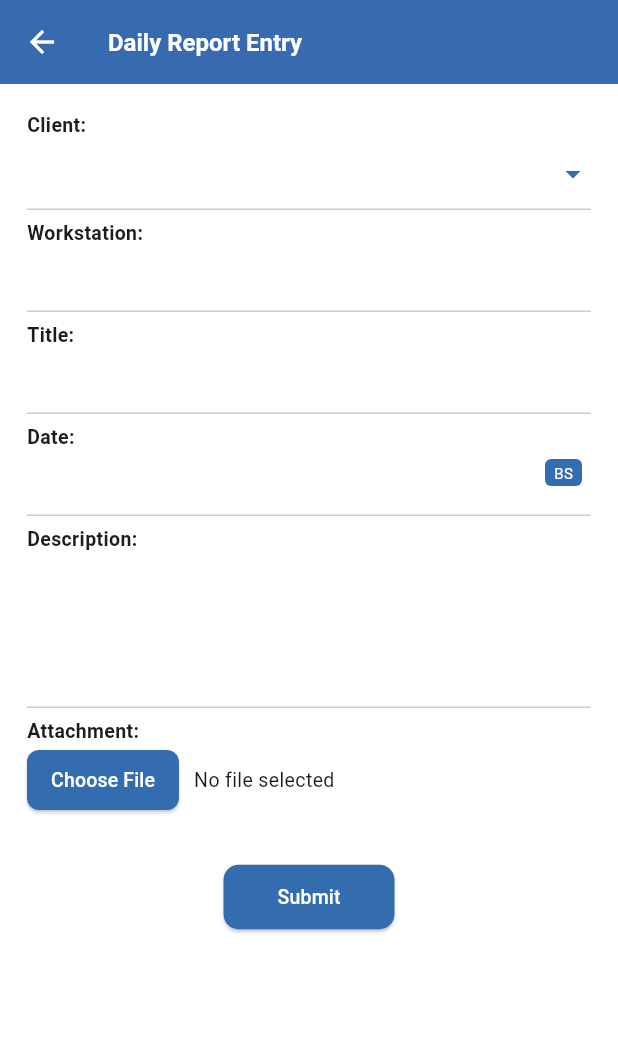
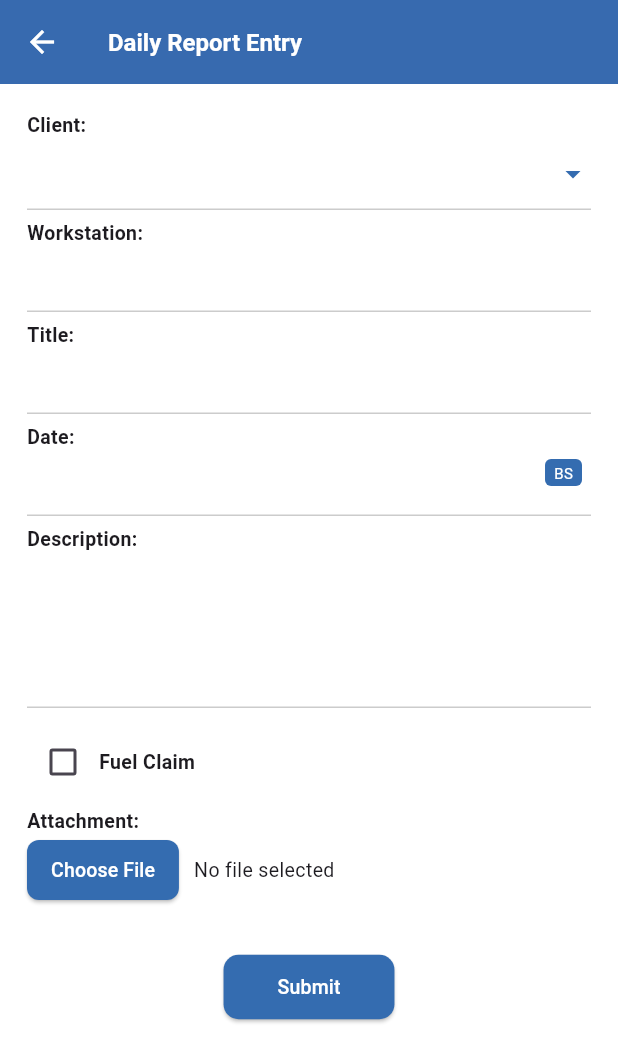
Before and after one commit to Srijana98/finalssss_HRIS_App, a Flutter app: the DailyReportEntryPage screen opened directly, on a phone screen of 412 x 824 dp. Shown: the top 1062 px of the screen. Run offline on Flutter 3.47's test engine with Material 3 defaults, Android fonts, the phone set to English and light mode, and no system bars; our stand-ins replace connectivity_plus, device_info_plus, dropdown_search, file_picker, flutter_map, geocoding and 5 more; missing offline and left inert: nepali_date_picker; accounts and stored records are empty; network calls fail.

Commit message:
Updated code of HRMS

```diff
--- a/lib/attendancerequestpage.dart
+++ b/lib/attendancerequestpage.dart
@@ -66,12 +66,12 @@ class _AttendanceHistoryPageState extends State<AttendanceHistoryPage> {
   DateTime? _toDate;
 
   bool isLoading = false;
-String? error;
+  String? error;
 
 Map<String, List<AttendanceHistoryModel>> historyData = {
   'Pending': [],
   'Approved': [],
-  'Cancel': [],
+   'Cancel': [],
 };
 
 
@@ -146,7 +146,7 @@ Future<void> fetchAttendanceHistory() async {
       Map<String, List<AttendanceHistoryModel>> parsed = {
         'Pending': [],
         'Approved': [],
-        'Cancel': [],
+         'Cancel':[],
       };
 
       if (statusWiseHistory is Map) {
@@ -541,7 +541,8 @@ Widget _buildList(String tab) {
                                     ),
                                     child: Row(
                                       children: [
-                                        const Icon(Icons.calendar_today,
+                                       // const Icon(Icons.calendar_today,
+                                         const Icon(Icons.date_range,
                                             color: Color(0xFF346CB0)),
                                         const SizedBox(width: 8),
                                         Text(
--- a/lib/dailyreportentry.dart
+++ b/lib/dailyreportentry.dart
@@ -2,6 +2,7 @@ import 'package:flutter/material.dart';
 import 'dart:io';
 import 'package:file_picker/file_picker.dart';
 import 'package:nepali_date_picker/nepali_date_picker.dart';
+
 
 
 class DailyReportEntryPage extends StatefulWidget {
@@ -12,16 +13,35 @@ class DailyReportEntryPage extends StatefulWidget {
 }
 
 class _DailyReportEntryPageState extends State<DailyReportEntryPage> {
-  final TextEditingController _reportingDateController = TextEditingController();
-  final TextEditingController _reportingTitleController = TextEditingController();
-  final TextEditingController _workstationController = TextEditingController();
-  final TextEditingController _descriptionController = TextEditingController();
+final TextEditingController _reportingDateController = TextEditingController();
+final TextEditingController _reportingTitleController = TextEditingController();
+final TextEditingController _workstationController = TextEditingController();
+final TextEditingController _descriptionController = TextEditingController();
+final TextEditingController _fuelLitreController = TextEditingController();
+final TextEditingController _fuelPriceController = TextEditingController();
+final TextEditingController _totalAmountController = TextEditingController();
+final TextEditingController _vehicleNoController = TextEditingController();
+final TextEditingController _odometerStartController = TextEditingController();
+final TextEditingController _odometerEndController = TextEditingController();
 
   final List<String> _clients = ['Client A', 'Client B', 'Client C'];
+
+
   String? _selectedClient;
   File? _selectedFile;
 
+
+
+  final List<String> _paymentOptions = ['Self', 'Company'];
+  String? _selectedPayment;
+
+ final List<String> _vehicleTypes = ['Bike', 'Car', 'Van', 'Truck'];
+ String? _selectedVehicleType;
+
+
   bool _isBS = true;
+  bool _isFuelClaim = false;
+
 
 
   final Color _customBlue = const Color(0xFF346CB0);
@@ -32,6 +52,12 @@ class _DailyReportEntryPageState extends State<DailyReportEntryPage> {
     _reportingTitleController.dispose();
     _workstationController.dispose();
     _descriptionController.dispose();
+    _fuelLitreController.dispose();
+   _fuelPriceController.dispose();
+   _totalAmountController.dispose();
+   _vehicleNoController.dispose();
+   _odometerStartController.dispose();
+   _odometerEndController.dispose();
     super.dispose();
   }
 
@@ -244,6 +270,7 @@ class _DailyReportEntryPageState extends State<DailyReportEntryPage> {
         ),
       ),
       body: SingleChildScrollView(
+
         padding: const EdgeInsets.all(18),
         child: Column(
           children: [
@@ -252,6 +279,73 @@ class _DailyReportEntryPageState extends State<DailyReportEntryPage> {
             _buildRow('Title:', _buildTextField(_reportingTitleController)),
             _buildRow('Date:', _buildDateField(_reportingDateController)),
             _buildRow('Description:', _buildTextField(_descriptionController, maxLines: 4)),
+
+
+            Padding(
+  padding: const EdgeInsets.symmetric(vertical: 6),
+  child: Row(
+    children: [
+      Checkbox(
+        value: _isFuelClaim,
+        activeColor: _customBlue,
+        onChanged: (val) => setState(() => _isFuelClaim = val ?? false),
+      ),
+      const Text('Fuel Claim', style: TextStyle(fontWeight: FontWeight.w600, fontSize: 13)),
+    ],
+  ),
+),
+
+if (_isFuelClaim) ...[
+  _buildRow('Fuel Litre:', _buildTextField(_fuelLitreController)),
+  _buildRow('Fuel Price:', _buildTextField(_fuelPriceController)),
+  _buildRow(
+  'Total Amount:',
+  _buildTextField(_totalAmountController),
+),
+  _buildRow(
+    'Payment:',
+    DropdownButtonFormField<String>(
+      value: null,
+      icon: Icon(Icons.arrow_drop_down, color: _customBlue),
+      dropdownColor: Colors.white,
+      style: const TextStyle(fontSize: 13, color: Colors.black),
+      decoration: const InputDecoration(
+        isDense: true,
+        contentPadding: EdgeInsets.symmetric(vertical: 12, horizontal: 10),
+        border: UnderlineInputBorder(borderSide: BorderSide(color: Color(0xFFCCCCCC))),
+        enabledBorder: UnderlineInputBorder(borderSide: BorderSide(color: Color(0xFFCCCCCC))),
+        focusedBorder: UnderlineInputBorder(borderSide: BorderSide(color: Color(0xFFCCCCCC), width: 2)),
+      ),
+      items: _paymentOptions
+          .map((o) => DropdownMenuItem(value: o, child: Text(o, style: const TextStyle(fontSize: 13))))
+          .toList(),
+      onChanged: (val) => setState(() => _selectedPayment = val),
+    ),
+  ),
+  _buildRow(
+    'Vehicle Type:',
+    DropdownButtonFormField<String>(
+      value: null,
+      icon: Icon(Icons.arrow_drop_down, color: _customBlue),
+      dropdownColor: Colors.white,
+      style: const TextStyle(fontSize: 13, color: Colors.black),
+      decoration: const InputDecoration(
+        isDense: true,
+        contentPadding: EdgeInsets.symmetric(vertical: 12, horizontal: 10),
+        border: UnderlineInputBorder(borderSide: BorderSide(color: Color(0xFFCCCCCC))),
+        enabledBorder: UnderlineInputBorder(borderSide: BorderSide(color: Color(0xFFCCCCCC))),
+        focusedBorder: UnderlineInputBorder(borderSide: BorderSide(color: Color(0xFFCCCCCC), width: 2)),
+      ),
+      items: _vehicleTypes
+          .map((o) => DropdownMenuItem(value: o, child: Text(o, style: const TextStyle(fontSize: 13))))
+          .toList(),
+      onChanged: (val) => setState(() => _selectedVehicleType = val),
+    ),
+  ),
+  _buildRow('Vehicle No:', _buildTextField(_vehicleNoController)),
+  _buildRow('Odometer Start:', _buildTextField(_odometerStartController)),
+  _buildRow('Odometer End Value:', _buildTextField(_odometerEndController)),
+],
             _buildRow('Attachment:', _buildAttachmentField()),
             const SizedBox(height: 24),
             Center(
--- a/lib/fieldvisitentry.dart
+++ b/lib/fieldvisitentry.dart
@@ -124,7 +124,7 @@ Future<void> _loadData() async {
 }
 
 
-  //FETCH DROPDOWN DATA FUNCTION
+  // FETCH DROPDOWN DATA FUNCTION
   Future<void> _fetchDropdownData() async {
     try {
       final prefs = await SharedPreferences.getInstance();
```
Also changed, not shown: lib/allowancehistory.dart (+5 -5 lines), lib/config.dart (line endings or trailing spaces).
